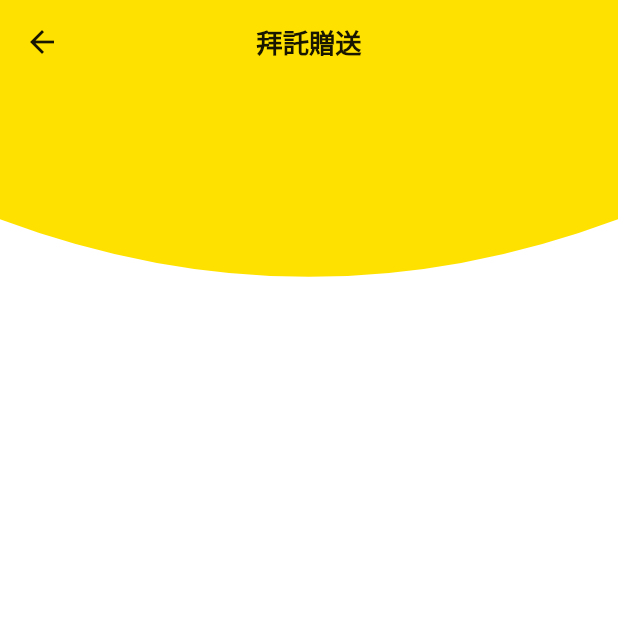
After one commit to uupy/yogift, a Flutter app: the AskFriendPage screen opened by its route, on a phone screen of 412 x 824 dp, the top half of it. The commit adds this screen. Run offline on Flutter 3.47's test engine with Material 2 defaults, Android fonts, the light colour scheme and no system bars; drawn by our look-alikes of pull_to_refresh; our stand-ins replace cached_network_image, carousel_slider, chewie, connectivity_plus, device_info, dio and 10 more; missing offline and left inert: ota_update, video_thumbnail; accounts and stored records are empty; network calls fail.

Commit message:
chore：ask_friend_page

```diff
--- /dev/null
+++ b/lib/src/goods/ask_friend/ask_friend_controller.dart
@@ -0,0 +1,6 @@
+import 'package:get/get.dart';
+import 'package:yo_gift/models/gift.dart';
+
+class AskFriendController extends GetxController {
+  GiftVo? gift;
+}
--- /dev/null
+++ b/lib/src/goods/ask_friend/ask_friend_page.dart
@@ -0,0 +1,31 @@
+import 'package:flutter/material.dart';
+import 'package:yo_gift/widgets/header_background.dart';
+
+class AskFriendPage extends StatefulWidget {
+  const AskFriendPage({Key? key}) : super(key: key);
+
+  @override
+  _AskFriendPageState createState() => _AskFriendPageState();
+}
+
+class _AskFriendPageState extends State<AskFriendPage> {
+  @override
+  Widget build(BuildContext context) {
+    return Scaffold(
+      appBar: AppBar(
+        title: const Text('拜託贈送'),
+      ),
+      body: SingleChildScrollView(
+        child: Column(
+          children: [
+            Stack(
+              children: [
+                HeaderBackground(),
+              ],
+            ),
+          ],
+        ),
+      ),
+    );
+  }
+}
--- a/lib/src/home/widgets/recommend_list.dart
+++ b/lib/src/home/widgets/recommend_list.dart
@@ -53,6 +53,7 @@ class HomeRecommendList extends StatelessWidget {
             SizedBox(height: 20.w),
             ...c.recommendGiftList.map((e) {
               return RecommendItem(
+                guid: e.gGuid,
                 name: e.giftName,
                 desc: e.bussinessName,
                 coverImg: e.cCoverImg,
--- a/lib/src/shop/all_brands/all_brands_page.dart
+++ b/lib/src/shop/all_brands/all_brands_page.dart
@@ -49,6 +49,10 @@ class _AllBrandsPageState extends State<AllBrandsPage> {
                         child: AppImage(
                           url: item.bussinessImg,
                           radius: 20.r,
+                          onTap: () {
+                            Get.toNamed(
+                                '/pages/shop/detail/index?id=${item.bGuid}');
+                          },
                         ),
                       );
                     }).toList(),
--- a/lib/widgets/goods_item.dart
+++ b/lib/widgets/goods_item.dart
@@ -66,8 +66,9 @@ class _GoodsItemState extends State<GoodsItem> {
 
     return GestureDetector(
       onTap: () {
-        logger.i('view');
-        Get.toNamed('/goods/detail', arguments: widget.guid);
+        Get.toNamed('/pages/goods/detail/index', parameters: {
+          'id': widget.guid!,
+        });
       },
       behavior: HitTestBehavior.deferToChild,
       child: Container(
```
Also changed, not shown: lib/router/routes.dart (+6 -10 lines), lib/src/goods/detail/detail_controller.dart (+5 -3 lines), lib/src/home/widgets/recommend_item.dart (+18 -1 lines).
